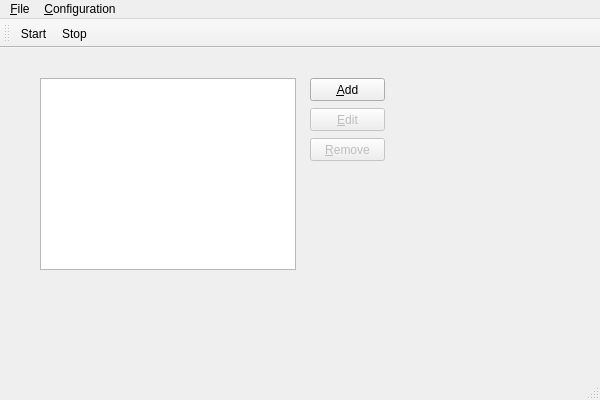
Qt form source/mainwindow.ui (martin-kudlicka/compact-ntfs) before a commit.
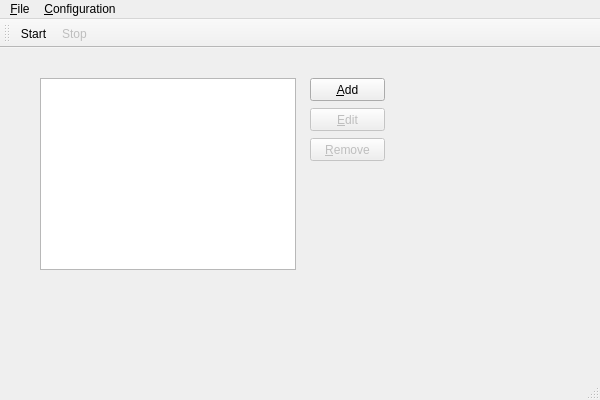
The same form after that commit.

Commit message: + stop action disabled on start

The edit to the form file:
```diff
--- a/source/mainwindow.ui
+++ b/source/mainwindow.ui
@@ -127,6 +127,9 @@
    </property>
   </action>
   <action name="actionStopCompact">
+   <property name="enabled">
+    <bool>false</bool>
+   </property>
    <property name="text">
     <string>&amp;Stop</string>
    </property>
```
